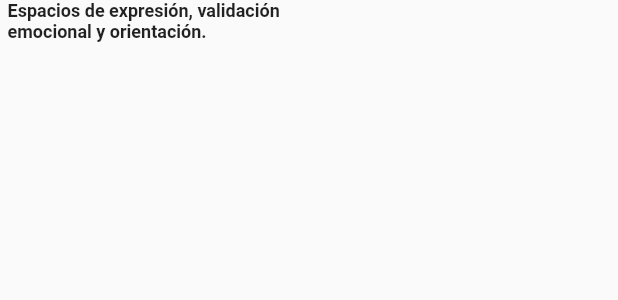
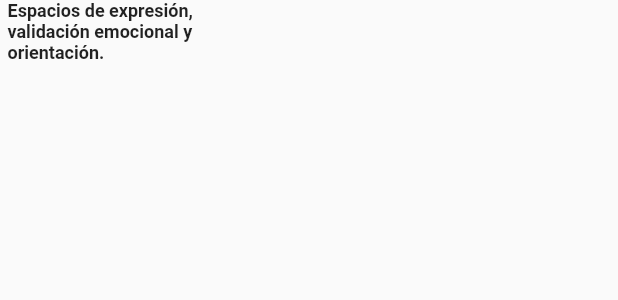
Before and after one commit to andresesposito62/LuisaValenciaProyect, a Flutter app: the ServiceItem widget shown alone on an empty page, opened directly, on a phone screen of 412 x 824 dp. Shown: the top 300 px of the screen. Run offline on Flutter 3.47's test engine with Material 2 defaults, Android fonts, the light colour scheme and no system bars; Roboto replaces fonts that are missing (JosefinSlab).

Commit message:
itemText size is improved

```diff
--- a/lib/components/ServiceItem.dart
+++ b/lib/components/ServiceItem.dart
@@ -17,8 +17,8 @@ class ServiceItem extends StatelessWidget {
       //child:
       Container(
         alignment: Alignment.topLeft,
-        height: 50.0,
-        width: 200.0,
+        height: 60.0,
+        width: 150.0,
         margin: const EdgeInsets.only(top: 0.0, left: 5.0, right: 5.0, bottom: 0.0),
         child: Text(
           itemToShow,
```
